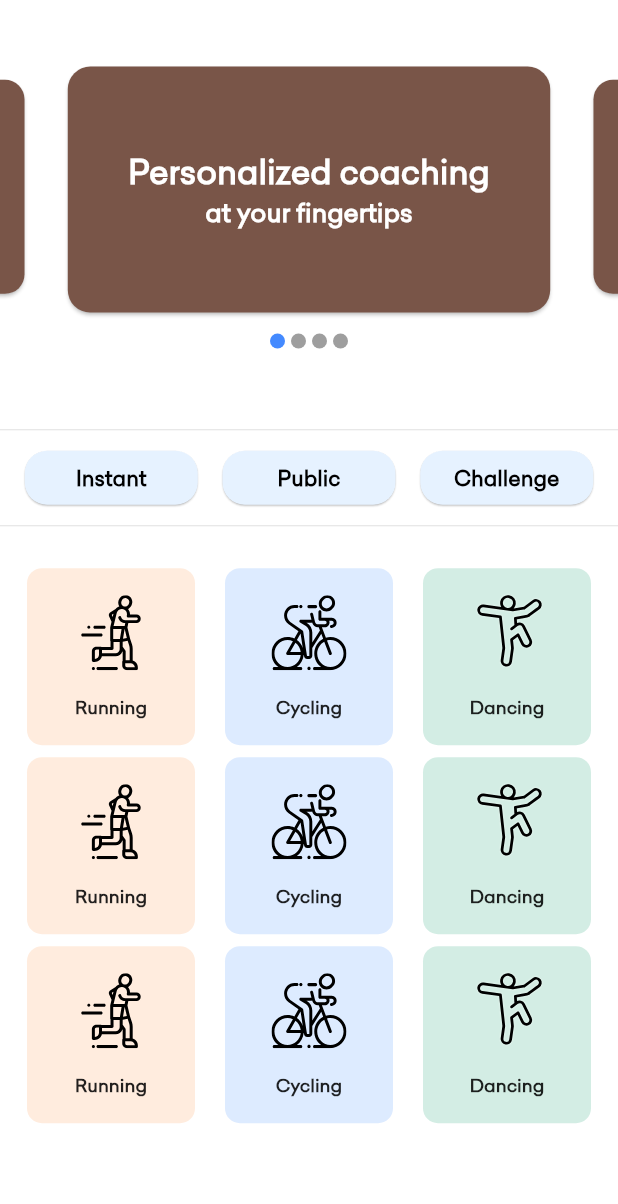
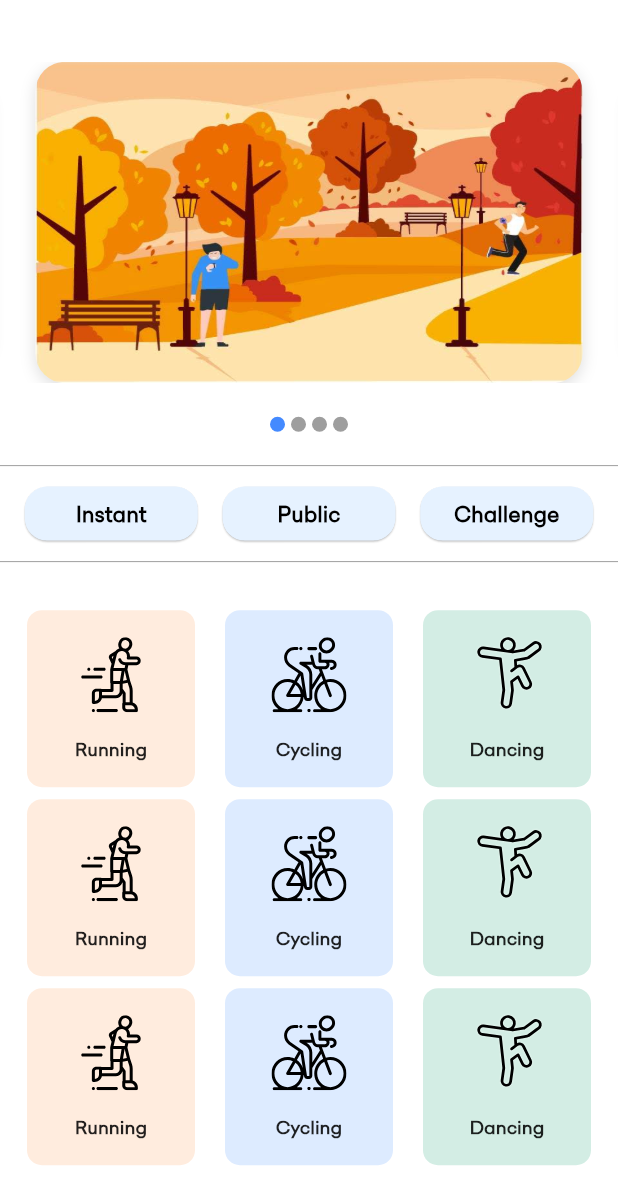
Before and after one commit to borsezf2/fitnesstracker2020, a Flutter app: the Challenge screen opened directly, swiped to page 3, on a phone screen of 412 x 824 dp. Shown: the top 1204 px of the screen. Run offline on Flutter 3.47's test engine with Material 2 defaults, Android fonts, the light colour scheme and no system bars; drawn by our look-alikes of carousel_slider; our stand-ins replace charts_flutter, device_info, flutter_svg, percent_indicator; statements that could not run were skipped; project files that could hold a hidden picture were left out.

Commit message:
improved screen 2

```diff
--- a/lib/cardCaursel.dart
+++ b/lib/cardCaursel.dart
@@ -8,14 +8,15 @@ class CardCaursel extends StatefulWidget {
 }
 
 class _CardCaurselState extends State<CardCaursel> {
-  int _currentIndex=0;
-  int index=0;
-  List cardList=[
-    Item1(),
-    Item2(),
-    Item3(),
-    Item4()
+
+  List imgList = [
+    AssetImage('assets/carousel.jpeg'),
+    AssetImage('assets/carousel.jpeg'),
+    AssetImage('assets/carousel.jpeg'),
+    AssetImage('assets/carousel.jpeg'),
   ];
+
+  int _index=0;
 
   List<T> map<T>(List list, Function handler) {
     List<T> result = [];
@@ -27,177 +28,265 @@ class _CardCaurselState extends State<CardCaursel> {
 
   @override
   Widget build(BuildContext context) {
-    return Column(
+    return
+      Stack(
+      children: <Widget>[
+        Container(
+          height: 500.0,
+          width: MediaQuery.of(context).size.width ,
+          child: Column(
             children: <Widget>[
               CarouselSlider(
-        height: 200.0,
+                viewportFraction: 0.9,
+                initialPage: 0,
                 autoPlay: true,
                 enlargeCenterPage: true,
-        autoPlayInterval: Duration(seconds: 3),
-        autoPlayAnimationDuration: Duration(milliseconds: 800),
-        autoPlayCurve: Curves.fastOutSlowIn,
-        pauseAutoPlayOnTouch: Duration(seconds: 10),
-        aspectRatio: 2.0,
+                height: MediaQuery.of(context).size.height * 0.26,
                 onPageChanged: (index) {
                 setState(() {
-            _currentIndex = index;
+                  _index = index;
                 });
               },
-        items: cardList.map((card){
+                items: imgList.map((imgUrl) {
                   return Builder(
-            builder:(BuildContext context){
-              return Padding(
-                padding: const EdgeInsets.only(top:28.0),
-                child: Container(
-                  height: 110.0,
-                  width: MediaQuery.of(context).size.width*0.85,
-                  child: Card(
-                    color: Colors.brown,
-                    shape: RoundedRectangleBorder(
-                      borderRadius: BorderRadius.all(Radius.circular(15.0))
+                    builder: (BuildContext context) {
+                      return Container(
+                        width: MediaQuery.of(context).size.width,
+                        // height: MediaQuery.of(context).size.height*0.35,
+                        margin: EdgeInsets.symmetric(horizontal: 3.0),
+                        decoration: BoxDecoration(
+                          borderRadius: BorderRadius.all(Radius.circular(20)),
+                          boxShadow: [
+                            BoxShadow(
+                              color: Colors.grey[300],
+                              offset: Offset(0.0, 3.0), //(x,y)
+                              blurRadius: 8.0,
                             ),
-                    child: Padding(
-                      padding: const EdgeInsets.all(12.0),
-                      child: card,
+                          ],
+                          image: DecorationImage(
+                            fit: BoxFit.fill,
+                            image: imgUrl
                           )
-                  )
-                )
+                        ),
                       );
-            }
+                    },
                   );
                 }).toList(),
               ),
+              SizedBox(height: MediaQuery.of(context).size.height*0.015),
               Row(
                 mainAxisAlignment: MainAxisAlignment.center,
-        children: map<Widget>(cardList, (index, url) {
+                children: map<Widget>(imgList, (index, url) {
                   return Container(
                     width: 10.0,
                     height: 10.0,
                     margin: EdgeInsets.symmetric(vertical: 10.0, horizontal: 2.0),
                     decoration: BoxDecoration(
                       shape: BoxShape.circle,
-              color: _currentIndex == index ? Colors.blueAccent : Colors.grey,
+                      color: _index == index ? Colors.blueAccent : Colors.grey,
                     ),
                   );
                 }),
+              ),
+            ],
+          ),
         ),
       ],
     );
   }
 }
 
-class Item1 extends StatelessWidget {
-  const Item1({Key key}) : super(key: key);
+// class _CardCaurselState extends State<CardCaursel> {
+//   int _currentIndex=0;
+//   int index=0;
+//   List cardList=[
+//     Item1(),
+//     Item2(),
+//     Item3(),
+//     Item4()
+//   ];
 
-  @override
-  Widget build(BuildContext context) {
-    return Column(
-      mainAxisAlignment: MainAxisAlignment.center,
-      children: <Widget>[
-        Text(
-          "Personalized coaching",
-          style: TextStyle(
-            color: Colors.white,
-            fontSize: 22.0,
-            fontWeight: FontWeight.bold
-          )
-        ),
-        Text(
-          "at your fingertips",
-          style: TextStyle(
-            color: Colors.white,
-            fontSize: 17.0,
-            fontWeight: FontWeight.w600
-          )
-        ),
-      ],
-    );
-  }
-}
+//   List<T> map<T>(List list, Function handler) {
+//     List<T> result = [];
+//     for (var i = 0; i < list.length; i++) {
+//       result.add(handler(i, list[i]));
+//     }
+//     return result;
+//   }
 
-class Item2 extends StatelessWidget {
-  const Item2({Key key}) : super(key: key);
+//   @override
+//   Widget build(BuildContext context) {
+//     return Column(
+//       children: <Widget>[
+//         CarouselSlider(
+//         height: 200.0,
+//         autoPlay: true,
+//         enlargeCenterPage: true,
+//         autoPlayInterval: Duration(seconds: 3),
+//         autoPlayAnimationDuration: Duration(milliseconds: 800),
+//         autoPlayCurve: Curves.fastOutSlowIn,
+//         pauseAutoPlayOnTouch: Duration(seconds: 10),
+//         aspectRatio: 2.0,
+//         onPageChanged: (index) {
+//           setState(() {
+//             _currentIndex = index;
+//           });
+//         },
+//         items: cardList.map((card){
+//           return Builder(
+//             builder:(BuildContext context){
+//               return Padding(
+//                 padding: const EdgeInsets.only(top:28.0),
+//                 child: Container(
+//                   height: 110.0,
+//                   width: MediaQuery.of(context).size.width*0.85,
+//                   child: Card(
+//                     color: Colors.brown,
+//                     shape: RoundedRectangleBorder(
+//                       borderRadius: BorderRadius.all(Radius.circular(15.0))
+//                     ),
+//                     child: Padding(
+//                       padding: const EdgeInsets.all(12.0),
+//                       child: card,
+//                     )
+//                   )
+//                 )
+//               );
+//             }
+//           );
+//         }).toList(),
+//       ),
+//       Row(
+//         mainAxisAlignment: MainAxisAlignment.center,
+//         children: map<Widget>(cardList, (index, url) {
+//           return Container(
+//             width: 10.0,
+//             height: 10.0,
+//             margin: EdgeInsets.symmetric(vertical: 10.0, horizontal: 2.0),
+//             decoration: BoxDecoration(
+//               shape: BoxShape.circle,
+//               color: _currentIndex == index ? Colors.blueAccent : Colors.grey,
+//             ),
+//           );
+//         }),
+//       ),
+//       ],
+//     );
+//   }
+// }
 
-  @override
-  Widget build(BuildContext context) {
-    return Column(
-              mainAxisAlignment: MainAxisAlignment.center,
-              children: <Widget>[
-                Text(
-                  "Personalized coaching",
-                  style: TextStyle(
-                    color: Colors.white,
-                    fontSize: 22.0,
-                    fontWeight: FontWeight.bold
-                  )
-                ),
-                Text(
-                  "at your fingertips",
-                  style: TextStyle(
-                    color: Colors.white,
-                    fontSize: 17.0,
-                    fontWeight: FontWeight.w600
-                  )
-                ),
-              ],
-            );
-  }
-}
+// class Item1 extends StatelessWidget {
+//   const Item1({Key key}) : super(key: key);
 
-class Item3 extends StatelessWidget {
-  const Item3({Key key}) : super(key: key);
+//   @override
+//   Widget build(BuildContext context) {
+//     return Column(
+//       mainAxisAlignment: MainAxisAlignment.center,
+//       children: <Widget>[
+//         Text(
+//           "Personalized coaching",
+//           style: TextStyle(
+//             color: Colors.white,
+//             fontSize: 22.0,
+//             fontWeight: FontWeight.bold
+//           )
+//         ),
+//         Text(
+//           "at your fingertips",
+//           style: TextStyle(
+//             color: Colors.white,
+//             fontSize: 17.0,
+//             fontWeight: FontWeight.w600
+//           )
+//         ),
+//       ],
+//     );
+//   }
+// }
 
-  @override
-  Widget build(BuildContext context) {
-    return Column(
-              mainAxisAlignment: MainAxisAlignment.center,
-              children: <Widget>[
-                Text(
-                  "Personalized coaching",
-                  style: TextStyle(
-                    color: Colors.white,
-                    fontSize: 22.0,
-                    fontWeight: FontWeight.bold
-                  )
-                ),
-                Text(
-                  "at your fingertips",
-                  style: TextStyle(
-                    color: Colors.white,
-                    fontSize: 17.0,
-                    fontWeight: FontWeight.w600
-                  )
-                ),
-              ],
-            );
-  }
-}
+// class Item2 extends StatelessWidget {
+//   const Item2({Key key}) : super(key: key);
 
-class Item4 extends StatelessWidget {
-  const Item4({Key key}) : super(key: key);
+//   @override
+//   Widget build(BuildContext context) {
+//     return Column(
+//               mainAxisAlignment: MainAxisAlignment.center,
+//               children: <Widget>[
+//                 Text(
+//                   "Personalized coaching",
+//                   style: TextStyle(
+//                     color: Colors.white,
+//                     fontSize: 22.0,
+//                     fontWeight: FontWeight.bold
+//                   )
+//                 ),
+//                 Text(
+//                   "at your fingertips",
+//                   style: TextStyle(
+//                     color: Colors.white,
+//                     fontSize: 17.0,
+//                     fontWeight: FontWeight.w600
+//                   )
+//                 ),
+//               ],
+//             );
+//   }
+// }
 
-  @override
-  Widget build(BuildContext context) {
-    return Column(
-              mainAxisAlignment: MainAxisAlignment.center,
-              children: <Widget>[
-                Text(
-                  "Personalized coaching",
-                  style: TextStyle(
-                    color: Colors.white,
-                    fontSize: 22.0,
-                    fontWeight: FontWeight.bold
-                  )
-                ),
-                Text(
-                  "at your fingertips",
-                  style: TextStyle(
-                    color: Colors.white,
-                    fontSize: 17.0,
-                    fontWeight: FontWeight.w600
-                  )
-                ),
-              ],
-            );
-  }
-}
+// class Item3 extends StatelessWidget {
+//   const Item3({Key key}) : super(key: key);
+
+//   @override
+//   Widget build(BuildContext context) {
+//     return Column(
+//               mainAxisAlignment: MainAxisAlignment.center,
+//               children: <Widget>[
+//                 Text(
+//                   "Personalized coaching",
+//                   style: TextStyle(
+//                     color: Colors.white,
+//                     fontSize: 22.0,
+//                     fontWeight: FontWeight.bold
+//                   )
+//                 ),
+//                 Text(
+//                   "at your fingertips",
+//                   style: TextStyle(
+//                     color: Colors.white,
+//                     fontSize: 17.0,
+//                     fontWeight: FontWeight.w600
+//                   )
+//                 ),
+//               ],
+//             );
+//   }
+// }
+
+// class Item4 extends StatelessWidget {
+//   const Item4({Key key}) : super(key: key);
+
+//   @override
+//   Widget build(BuildContext context) {
+//     return Column(
+//               mainAxisAlignment: MainAxisAlignment.center,
+//               children: <Widget>[
+//                 Text(
+//                   "Personalized coaching",
+//                   style: TextStyle(
+//                     color: Colors.white,
+//                     fontSize: 22.0,
+//                     fontWeight: FontWeight.bold
+//                   )
+//                 ),
+//                 Text(
+//                   "at your fingertips",
+//                   style: TextStyle(
+//                     color: Colors.white,
+//                     fontSize: 17.0,
+//                     fontWeight: FontWeight.w600
+//                   )
+//                 ),
+//               ],
+//             );
+//   }
+// }
--- a/lib/screens/Screen2.dart
+++ b/lib/screens/Screen2.dart
@@ -51,9 +51,10 @@ class _ChallengeState extends State<Challenge> {
         padding: EdgeInsets.only(top: height * .015),
         child: Column(
           children: <Widget>[
+            SizedBox(height: height*0.035),
             //Page View
             Container(
-              height: height*0.313,
+              height: height*0.317,
               child: Column(
                 children: <Widget>[
                   Expanded(
@@ -74,9 +75,9 @@ class _ChallengeState extends State<Challenge> {
                 ],
               ),
             ),
-            SizedBox(height: height*0.01,),
+            // SizedBox(height: height*0.01,),
             Divider(
-              color: Colors.grey[300],
+              color: Colors.grey,
             ),
             Container(
               child: Row(
@@ -209,9 +210,9 @@ class _ChallengeState extends State<Challenge> {
               ),
             ),
             Divider(
-              color: Colors.grey[300],
+              color: Colors.grey,
             ),
-            SizedBox(height: height*0.01,),
+            SizedBox(height: height*0.015,),
             Container(
               child: Expanded(
                 child: PageView(
--- a/pubspec.yaml
+++ b/pubspec.yaml
@@ -72,6 +72,7 @@ flutter:
     - assets/share.svg
     - assets/reward1.png
     - assets/reward2.png
+    - assets/carousel.jpeg
 
   # An image asset can refer to one or more resolution-specific "variants", see
   # https://flutter.dev/assets-and-images/#resolution-aware.
```
Also changed, not shown: assets/carousel.jpeg (added). Lines whose indentation alone changed are shown as unchanged.
